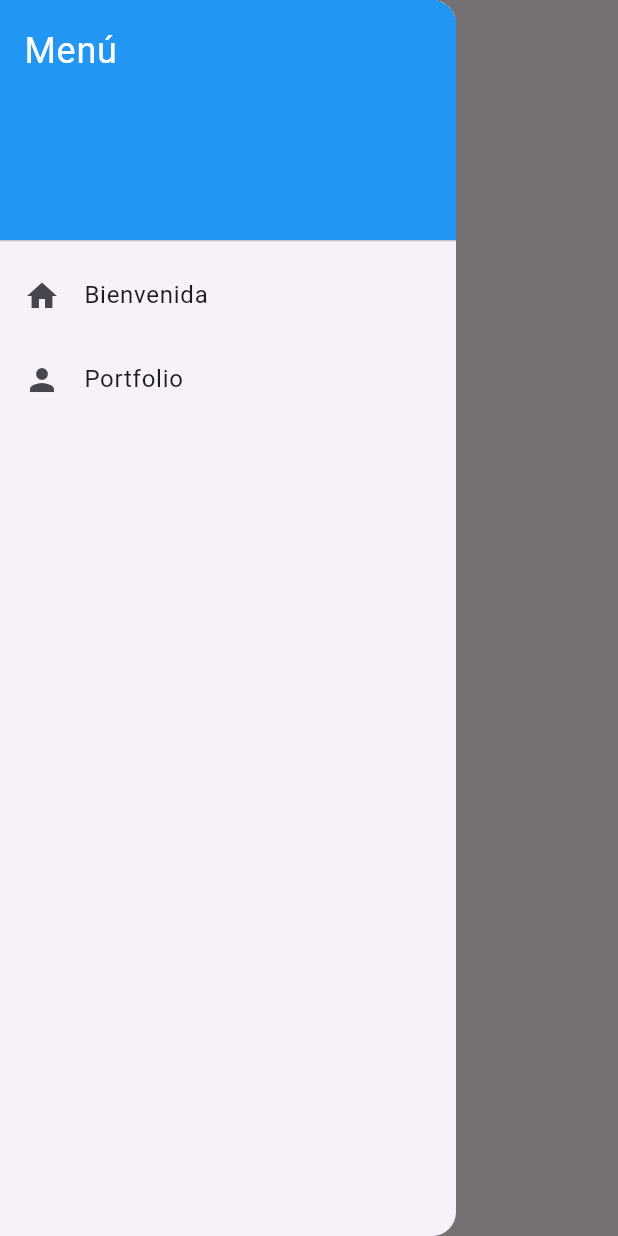
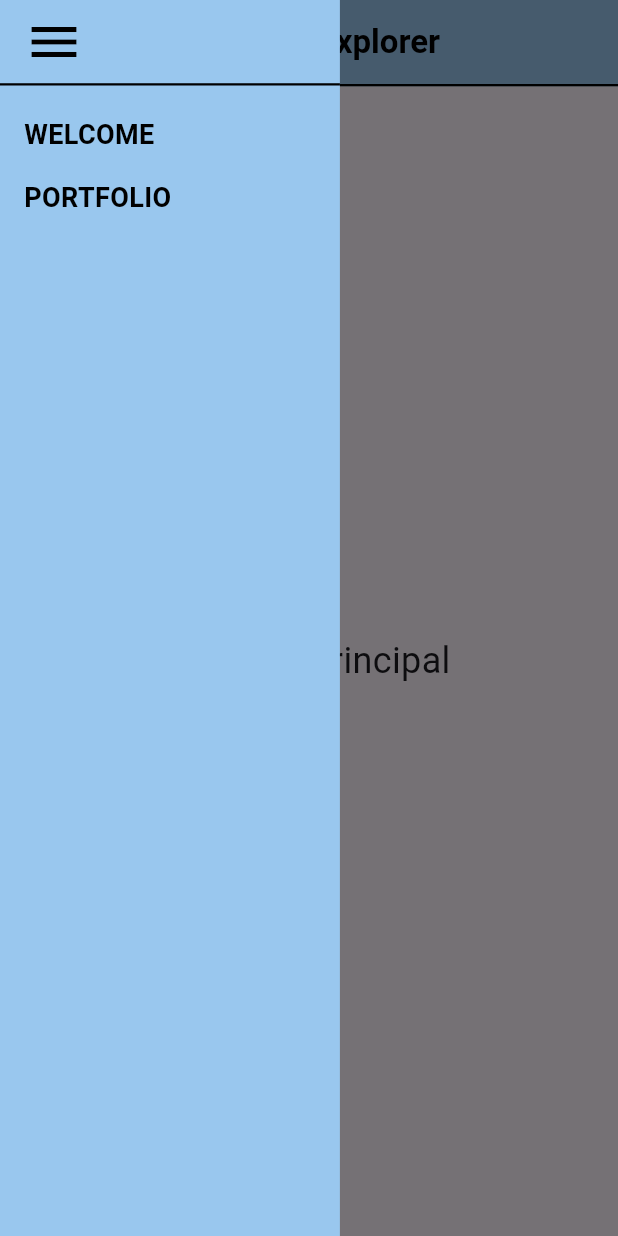
Before and after one commit to usr0445-wjrv/PGL-P2-MyPortfolio, a Flutter app: the HomeScreen screen opened by its route, with the side drawer open, on a phone screen of 412 x 824 dp. Run offline on Flutter 3.47's test engine with Material 3 defaults, Android fonts, the phone set to English and light mode, and no system bars; our stand-ins replace go_router, qr_flutter.

Commit message:
Ajustando colores

```diff
--- a/lib/screens/home_screen.dart
+++ b/lib/screens/home_screen.dart
@@ -1,4 +1,5 @@
 import 'package:flutter/material.dart';
+import '../theme/app_colors.dart';
 import '../widgets/app_drawer.dart';
 
 class HomeScreen extends StatelessWidget {
@@ -8,9 +9,19 @@ class HomeScreen extends StatelessWidget {
   Widget build(BuildContext context) {
     return Scaffold(
       appBar: AppBar(
-        title: const Text("Canarias Explorer"),
+        title: const Text(
+          "Canarias Explorer",
+          style: TextStyle(fontWeight: FontWeight.bold),
+        ),
+        centerTitle: true,
+        backgroundColor: AppColors.drawerBackground,
+        foregroundColor: Colors.black,
+        bottom: const PreferredSize(
+          preferredSize: Size.fromHeight(1.5),
+          child: Divider(height: 1.5, thickness: 1.5, color: Colors.black),
+        ),
       ),
-      drawer: const AppDrawer(), // ahora reutilizamos el Drawer común
+      drawer: const AppDrawer(),
       body: const Center(
         child: Text(
           "Pantalla principal",
--- a/lib/screens/portfolio_screen.dart
+++ b/lib/screens/portfolio_screen.dart
@@ -44,8 +44,12 @@ class _PortfolioScreenState extends State<PortfolioScreen> {
     style: TextStyle(fontWeight: FontWeight.bold),
   ),
   centerTitle: true,
-        backgroundColor: AppColors.primary,
-        foregroundColor: Colors.white,
+  backgroundColor: AppColors.drawerBackground,
+  foregroundColor: Colors.black, // texto e icono de hamburguesa en negro, como el Drawer
+  bottom: const PreferredSize(
+    preferredSize: Size.fromHeight(1.5),
+    child: Divider(height: 1.5, thickness: 1.5, color: Colors.black),
+  ),
 ),
       drawer: const AppDrawer(),
       body: SafeArea(
--- a/lib/theme/app_colors.dart
+++ b/lib/theme/app_colors.dart
@@ -7,5 +7,6 @@ class AppColors {
   static const Color primaryDark = Color(0xFF1565C0);    // Bordes de los hobbies
   static const Color accent = Color(0xFF00ACC1);         // Botón "Repo" (turquesa del título de bienvenida)
   static const Color infoBackground = Color(0xFFE3F2FD); // Fondo de la zona de info personal
-  static const Color hobbyFill = Color(0xFFE0F7FA);      // Relleno de las cajas de hobbies
+  static const Color hobbyFill = Color(0xFFE0F7FA);
+  static const Color drawerBackground = Color(0xFF99C7EE); // azul claro del Drawer    // Relleno de las cajas de hobbies
 }
--- a/lib/widgets/app_drawer.dart
+++ b/lib/widgets/app_drawer.dart
@@ -1,38 +1,65 @@
 import 'package:flutter/material.dart';
 import 'package:go_router/go_router.dart';
+import '../theme/app_colors.dart';
 
-/// Drawer reutilizable: se usa en todas las pantallas para no repetir código.
 class AppDrawer extends StatelessWidget {
   const AppDrawer({super.key});
 
-  void _ir(BuildContext context, String ruta) {
-  context.go(ruta); // go_router sustituye la pantalla y el Drawer se cierra solo
-}
+  static const Color _fondo = AppColors.drawerBackground;
+
+  Widget _opcion(BuildContext context, String texto, String ruta) {
+    final rutaActual = GoRouterState.of(context).uri.path;
+    final seleccionada = rutaActual == ruta;
+
+    return InkWell(
+      onTap: () => context.go(ruta),
+      child: Padding(
+        padding: const EdgeInsets.symmetric(horizontal: 16, vertical: 8),
+        child: Text(
+          texto,
+          style: TextStyle(
+            fontSize: 18,
+            fontWeight: FontWeight.w700,
+            color: Colors.black,
+            decoration:
+                seleccionada ? TextDecoration.underline : TextDecoration.none,
+            decorationThickness: 2,
+          ),
+        ),
+      ),
+    );
+  }
 
   @override
   Widget build(BuildContext context) {
+    final ancho =
+        (MediaQuery.of(context).size.width * 0.55).clamp(200.0, 300.0).toDouble();
+
     return Drawer(
-      child: ListView(
-        padding: EdgeInsets.zero,
-        children: [
-          const DrawerHeader(
-            decoration: BoxDecoration(color: Colors.blue),
-            child: Text(
-              "Menú",
-              style: TextStyle(color: Colors.white, fontSize: 24),
+      backgroundColor: _fondo,
+      width: ancho,
+      shape: const RoundedRectangleBorder(), // esquinas rectas como en el concepto
+      child: SafeArea(
+        child: Column(
+          crossAxisAlignment: CrossAxisAlignment.start,
+          children: [
+            // Icono de hamburguesa (cierra el Drawer al pulsarlo)
+            InkWell(
+              onTap: () => Scaffold.of(context).closeDrawer(),
+              child: Container(
+                height: 56,
+                alignment: Alignment.centerLeft,
+                padding: const EdgeInsets.symmetric(horizontal: 16),
+                child: const Icon(Icons.menu, size: 40, color: Colors.black),
+              ),
             ),
-          ),
-          ListTile(
-            leading: const Icon(Icons.home),
-            title: const Text("Bienvenida"),
-            onTap: () => _ir(context, '/bienvenida'),
-          ),
-          ListTile(
-            leading: const Icon(Icons.person),
-            title: const Text("Portfolio"),
-            onTap: () => _ir(context, '/portfolio'),
-          ),
-        ],
+            const Divider(height: 1, thickness: 1.5, color: Colors.black),
+            const SizedBox(height: 12),
+
+            _opcion(context, "WELCOME", '/bienvenida'),
+            _opcion(context, "PORTFOLIO", '/portfolio'),
+          ],
+        ),
       ),
     );
   }
```
Lines whose indentation alone changed are shown as unchanged.
